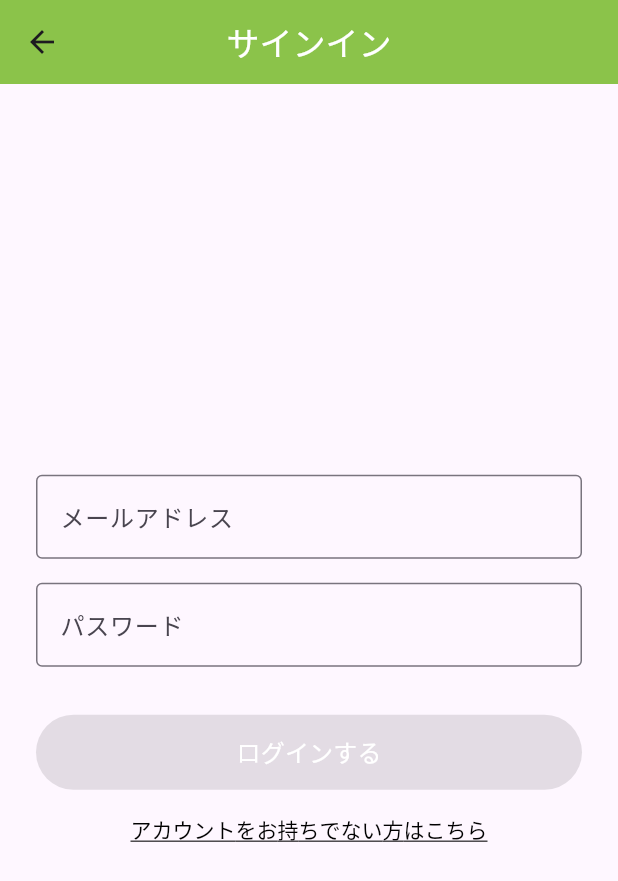
After one commit to kishi1997/flutter-simple-sns-app, a Flutter app: the SignInScreen screen opened directly, on a phone screen of 412 x 824 dp. The commit adds this screen. Shown: the top 881 px of the screen. Run offline on Flutter 3.47's test engine with Material 3 defaults, Android fonts, the light colour scheme and no system bars; our stand-ins replace dio, flutter_dotenv, logger.

Commit message:
ログインページの作成

```diff
--- /dev/null
+++ b/lib/domain/auth/auth_service.dart
@@ -0,0 +1,9 @@
+import 'package:simple_sns_app/domain/account/account_entity.dart';
+import 'package:simple_sns_app/domain/auth/auth_repository.dart';
+
+class AuthService {
+  Future<Account> signin(String email, String password) async {
+    final accountData = await AuthRepository().signin(email, password);
+    return accountData;
+  }
+}
--- /dev/null
+++ b/lib/screens/signin_screen.dart
@@ -0,0 +1,43 @@
+import 'package:flutter/gestures.dart';
+import 'package:flutter/material.dart';
+import 'package:logger/web.dart';
+import 'package:simple_sns_app/components/header/app_header.dart';
+import 'package:simple_sns_app/screens/signup_screen.dart';
+import 'package:simple_sns_app/utils/navigation_utils.dart';
+import 'package:simple_sns_app/widgets/form/signin_form.dart';
+
+var logger = Logger();
+
+class SignInScreen extends StatelessWidget {
+  const SignInScreen({super.key});
+  @override
+  Widget build(BuildContext context) {
+    return Scaffold(
+      appBar: const AppHeader(title: 'サインイン'),
+      body: Padding(
+        padding: const EdgeInsets.all(24.0),
+        child: Column(
+          mainAxisAlignment: MainAxisAlignment.center,
+          children: [
+            const SigninForm(),
+            const SizedBox(height: 16),
+            RichText(
+              text: TextSpan(
+                text: 'アカウントをお持ちでない方はこちら',
+                style: const TextStyle(
+                  fontSize: 14,
+                  color: Colors.black,
+                  decoration: TextDecoration.underline,
+                ),
+                recognizer: TapGestureRecognizer()
+                  ..onTap = () {
+                    navigateToPageReplacement(context, const SignUpScreen());
+                  },
+              ),
+            ),
+          ],
+        ),
+      ),
+    );
+  }
+}
--- a/lib/screens/signup_screen.dart
+++ b/lib/screens/signup_screen.dart
@@ -2,7 +2,9 @@ import 'package:flutter/gestures.dart';
 import 'package:flutter/material.dart';
 import 'package:logger/web.dart';
 import 'package:simple_sns_app/components/header/app_header.dart';
+import 'package:simple_sns_app/screens/signin_screen.dart';
 import 'package:simple_sns_app/utils/link_utils.dart';
+import 'package:simple_sns_app/utils/navigation_utils.dart';
 import 'package:simple_sns_app/widgets/form/signup_form.dart';
 
 var logger = Logger();
@@ -47,7 +49,7 @@ class SignUpScreen extends StatelessWidget {
                 ),
                 recognizer: TapGestureRecognizer()
                   ..onTap = () {
-                    // ログインページに遷移する処理
+                    navigateToPageReplacement(context, const SignInScreen());
                   },
               ),
             ),
--- /dev/null
+++ b/lib/widgets/form/signin_form.dart
@@ -0,0 +1,109 @@
+import 'package:flutter/material.dart';
+import 'package:simple_sns_app/components/button/app_button.dart';
+import 'package:simple_sns_app/domain/auth/auth_service.dart';
+import 'package:simple_sns_app/screens/post/post_list_screen.dart';
+import 'package:simple_sns_app/screens/signup_screen.dart';
+import 'package:simple_sns_app/utils/navigation_utils.dart';
+import 'package:simple_sns_app/utils/snack_bar_utils.dart';
+import 'package:simple_sns_app/utils/validation_utils.dart';
+
+class SigninForm extends StatefulWidget {
+  const SigninForm({super.key});
+
+  @override
+  SigninFormState createState() => SigninFormState();
+}
+
+class SigninFormState extends State<SigninForm> {
+  final TextEditingController _emailController = TextEditingController();
+  final TextEditingController _passwordController = TextEditingController();
+
+  String? _emailErrorText;
+  String? _passwordErrorText;
+
+  bool _isValidEmail = false;
+  bool _isValidPassword = false;
+  bool _isFormValid = false;
+
+  @override
+  void initState() {
+    super.initState();
+    _emailController.addListener(() => _validateField('email'));
+    _passwordController.addListener(() => _validateField('password'));
+  }
+
+  @override
+  void dispose() {
+    _emailController.dispose();
+    _passwordController.dispose();
+    super.dispose();
+  }
+
+  void _validateField(String field) {
+    setState(() {
+      if (field == 'email') {
+        _emailErrorText = CustomValidators.validateEmail(_emailController.text);
+        _isValidEmail = isFormFieldValid(_emailErrorText, _emailController);
+      } else if (field == 'password') {
+        _passwordErrorText =
+            CustomValidators.validatePassword(_passwordController.text);
+        _isValidPassword =
+            isFormFieldValid(_passwordErrorText, _passwordController);
+      }
+    });
+    _isFormValid = _isValidEmail && _isValidPassword;
+  }
+
+  Future<void> _signIn() async {
+    final email = _emailController.text;
+    final password = _passwordController.text;
+    try {
+      await AuthService().signin(email, password);
+      if (!mounted) return;
+      showSnackBar(context, 'サインインに成功しました！');
+      navigateToPageReplacement(context, const PostListScreen());
+    } catch (e) {
+      logger.e(e);
+      showSnackBar(context, "サインインに失敗しました");
+    }
+  }
+
+  @override
+  Widget build(BuildContext context) {
+    return Form(
+        child: Column(
+      mainAxisAlignment: MainAxisAlignment.center,
+      children: [
+        TextFormField(
+          controller: _emailController,
+          decoration: InputDecoration(
+            border: const OutlineInputBorder(),
+            labelText: 'メールアドレス',
+            errorText: _emailErrorText,
+          ),
+        ),
+        const SizedBox(height: 16),
+        TextFormField(
+          controller: _passwordController,
+          decoration: InputDecoration(
+            border: const OutlineInputBorder(),
+            labelText: 'パスワード',
+            errorText: _passwordErrorText,
+          ),
+        ),
+        const SizedBox(height: 32),
+        AppButton(
+          text: 'ログインする',
+          onPressed: _isFormValid
+              ? () async {
+                  await _signIn();
+                }
+              : null,
+          backgroundColor:
+              _isFormValid ? Theme.of(context).primaryColor : Colors.grey,
+          textColor: Colors.white,
+        ),
+      ],
+    ));
+  }
+}
```
Also changed, not shown: lib/domain/auth/auth_repository.dart (added, +16 -0 lines), lib/screens/onboarding_screen.dart (+6 -6 lines), lib/screens/post/post_list_screen.dart (added, +22 -0 lines), lib/utils/navigation_utils.dart (added, +11 -0 lines), lib/utils/snack_bar_utils.dart (added, +12 -0 lines).
